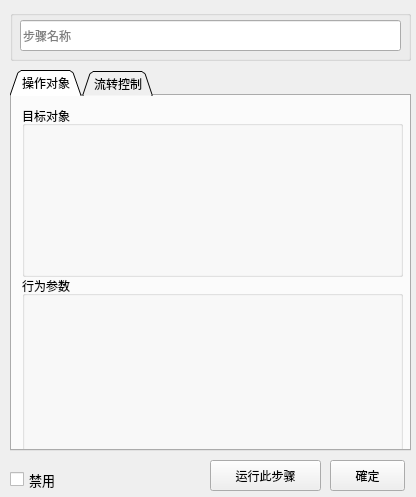
This is src/seebot/seebot/ide/editor.ui in itishsy/seebot as Qt 5 draws it before an edit. The edited form follows.
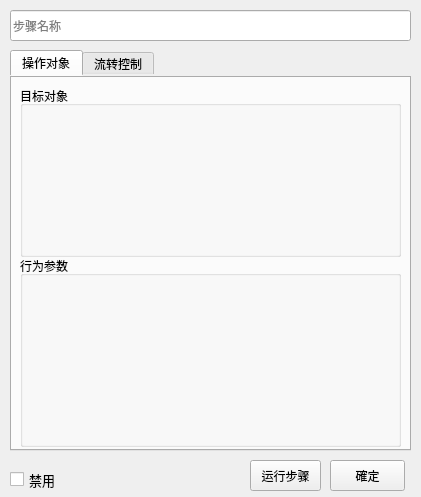
This is the edited form.

```diff
--- a/src/seebot/seebot/ide/editor.ui
+++ b/src/seebot/seebot/ide/editor.ui
@@ -9,7 +9,7 @@
    <rect>
     <x>0</x>
     <y>0</y>
-    <width>416</width>
+    <width>421</width>
     <height>497</height>
    </rect>
   </property>
@@ -29,9 +29,9 @@
    <property name="geometry">
     <rect>
      <x>10</x>
-     <y>70</y>
+     <y>50</y>
      <width>401</width>
-     <height>381</height>
+     <height>401</height>
     </rect>
    </property>
    <property name="baseSize">
@@ -52,11 +52,15 @@
    <property name="layoutDirection">
     <enum>Qt::LeftToRight</enum>
    </property>
+   <property name="styleSheet">
+    <string notr="true">border-color: rgb(170, 255, 255);
+</string>
+   </property>
    <property name="tabPosition">
     <enum>QTabWidget::North</enum>
    </property>
    <property name="tabShape">
-    <enum>QTabWidget::Triangular</enum>
+    <enum>QTabWidget::Rounded</enum>
    </property>
    <property name="currentIndex">
     <number>0</number>
@@ -80,15 +84,18 @@
        <height>171</height>
       </rect>
      </property>
+     <property name="styleSheet">
+      <string notr="true"/>
+     </property>
      <property name="title">
       <string>目标对象</string>
      </property>
      <widget class="QWidget" name="formLayoutWidget_3">
       <property name="geometry">
        <rect>
-        <x>10</x>
+        <x>20</x>
         <y>20</y>
-        <width>361</width>
+        <width>341</width>
         <height>141</height>
        </rect>
       </property>
@@ -105,19 +112,22 @@
        <x>10</x>
        <y>180</y>
        <width>381</width>
-       <height>181</height>
+       <height>191</height>
       </rect>
      </property>
+     <property name="styleSheet">
+      <string notr="true"/>
+     </property>
      <property name="title">
       <string>行为参数</string>
      </property>
      <widget class="QWidget" name="formLayoutWidget_4">
       <property name="geometry">
        <rect>
-        <x>10</x>
+        <x>20</x>
         <y>20</y>
-        <width>361</width>
-        <height>151</height>
+        <width>341</width>
+        <height>161</height>
        </rect>
       </property>
       <layout class="QFormLayout" name="fol_action">
@@ -333,14 +343,14 @@
   <widget class="QPushButton" name="btn_run">
    <property name="geometry">
     <rect>
-     <x>210</x>
+     <x>250</x>
      <y>460</y>
-     <width>111</width>
+     <width>71</width>
      <height>31</height>
     </rect>
    </property>
    <property name="text">
-    <string>运行此步骤</string>
+    <string>运行步骤</string>
    </property>
   </widget>
   <widget class="QPushButton" name="btn_save">
@@ -356,32 +366,6 @@
     <string>確定</string>
    </property>
   </widget>
-  <widget class="QGroupBox" name="groupBox_3">
-   <property name="geometry">
-    <rect>
-     <x>10</x>
-     <y>10</y>
-     <width>401</width>
-     <height>51</height>
-    </rect>
-   </property>
-   <property name="title">
-    <string/>
-   </property>
-   <widget class="QLineEdit" name="fid_stepName">
-    <property name="geometry">
-     <rect>
-      <x>10</x>
-      <y>10</y>
-      <width>381</width>
-      <height>31</height>
-     </rect>
-    </property>
-    <property name="placeholderText">
-     <string>步骤名称</string>
-    </property>
-   </widget>
-  </widget>
   <widget class="QCheckBox" name="fid_status">
    <property name="geometry">
     <rect>
@@ -400,6 +384,22 @@
     <string>禁用</string>
    </property>
   </widget>
+  <widget class="QLineEdit" name="fid_stepName">
+   <property name="geometry">
+    <rect>
+     <x>10</x>
+     <y>10</y>
+     <width>401</width>
+     <height>31</height>
+    </rect>
+   </property>
+   <property name="styleSheet">
+    <string notr="true">border-color: rgb(170, 255, 255);</string>
+   </property>
+   <property name="placeholderText">
+    <string>步骤名称</string>
+   </property>
+  </widget>
  </widget>
  <resources/>
  <connections/>
```
Left out of the diff: 14 changed lines with no effect on the pictures.
